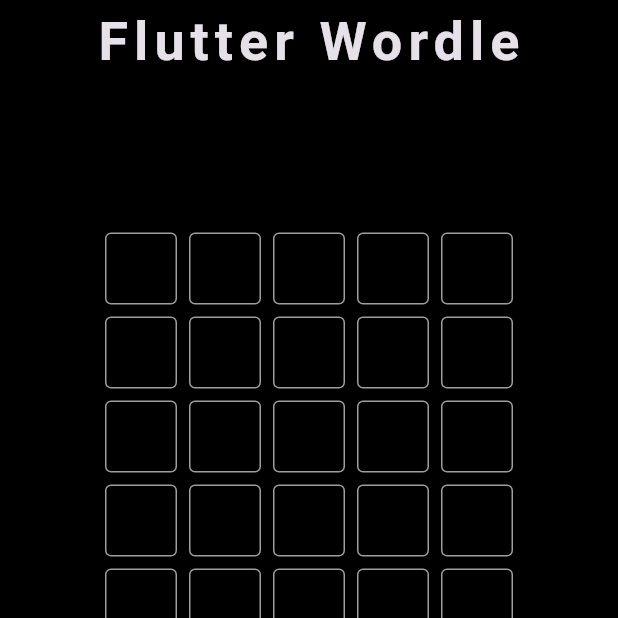
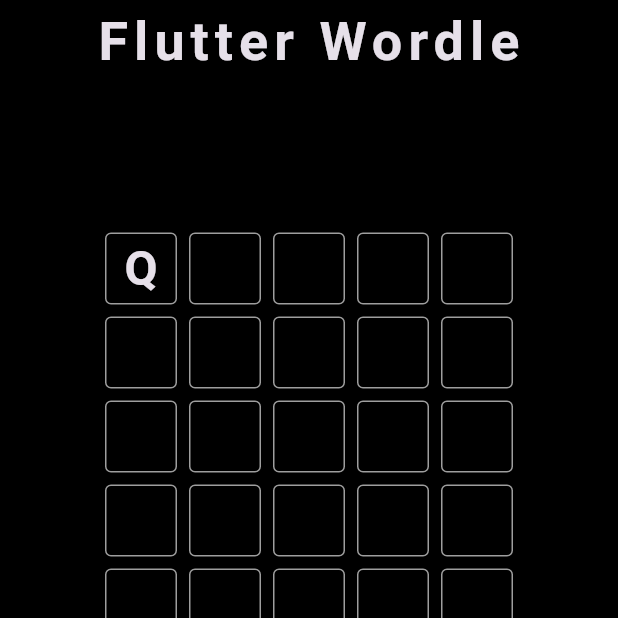
Before and after one commit to anthonyecampbell/wordle-flutter, a Flutter app: the screen it shows after launch, after a tap on an icon or button, on a phone screen of 412 x 824 dp, the top half of it. Run offline on Flutter 3.47's test engine with Material 3 defaults, Android fonts, the phone set to English and light mode, and no system bars; drawn by our look-alikes of flip_card; our stand-ins replace equatable.

Commit message:
Change alignment and fix keyboard issue

```diff
--- a/wordle_flutter/lib/wordle/views/wordle_screen.dart
+++ b/wordle_flutter/lib/wordle/views/wordle_screen.dart
@@ -74,19 +74,19 @@
   }
 
   void _onKeyTapped(String letter) {
-    if (_gameStatus != GameStatus.playing) {
+    if (_gameStatus == GameStatus.playing) {
       setState(() => _currentWord?.addLetter(letter));
     }
   }
 
   void _onDeleteTapped() {
-    if (_gameStatus != GameStatus.playing) {
+    if (_gameStatus == GameStatus.playing) {
       setState(() => _currentWord?.removeLetter());
     }
   }
 
   Future<void> _onEnterTapped() async {
-    if (_gameStatus != GameStatus.playing &&
+    if (_gameStatus == GameStatus.playing &&
         _currentWord != null &&
         !_currentWord!.letters.contains(Letter.empty())) {
           _gameStatus = GameStatus.submitting;
--- a/wordle_flutter/lib/wordle/widgets/board_tile.dart
+++ b/wordle_flutter/lib/wordle/widgets/board_tile.dart
@@ -15,6 +15,7 @@
       margin: const EdgeInsets.all(4.0),
       width: 48,
       height: 48,
+      alignment: Alignment.center,
       decoration: BoxDecoration(
         border: Border.all(color: letter.borderColor),
         color: letter.backgroundColor,
--- a/wordle_flutter/lib/wordle/widgets/keyboard.dart
+++ b/wordle_flutter/lib/wordle/widgets/keyboard.dart
@@ -73,21 +73,11 @@
     required this.backgroundColor,
   }) : super(key: key);
 
-  const _KeyboardButton.delete({required VoidCallback onTap})
-      : this(
-          onTap: onTap,
-          letter: 'DEL',
-          backgroundColor: Colors.grey,
-          width: 56,
-        );
+  factory _KeyboardButton.delete({required VoidCallback onTap})
+      => _KeyboardButton(onTap: onTap, letter: 'DEL', backgroundColor: Colors.grey, width: 56);
 
-  const _KeyboardButton.enter({required VoidCallback onTap})
-      : this(
-          onTap: onTap,
-          letter: 'ENTER',
-          backgroundColor: Colors.grey,
-          width: 56,
-        );
+factory _KeyboardButton.enter({required VoidCallback onTap})
+      => _KeyboardButton(onTap: onTap, letter: 'ENTER', backgroundColor: Colors.grey, width: 56);
 
   @override
   Widget build(BuildContext context) {
```
